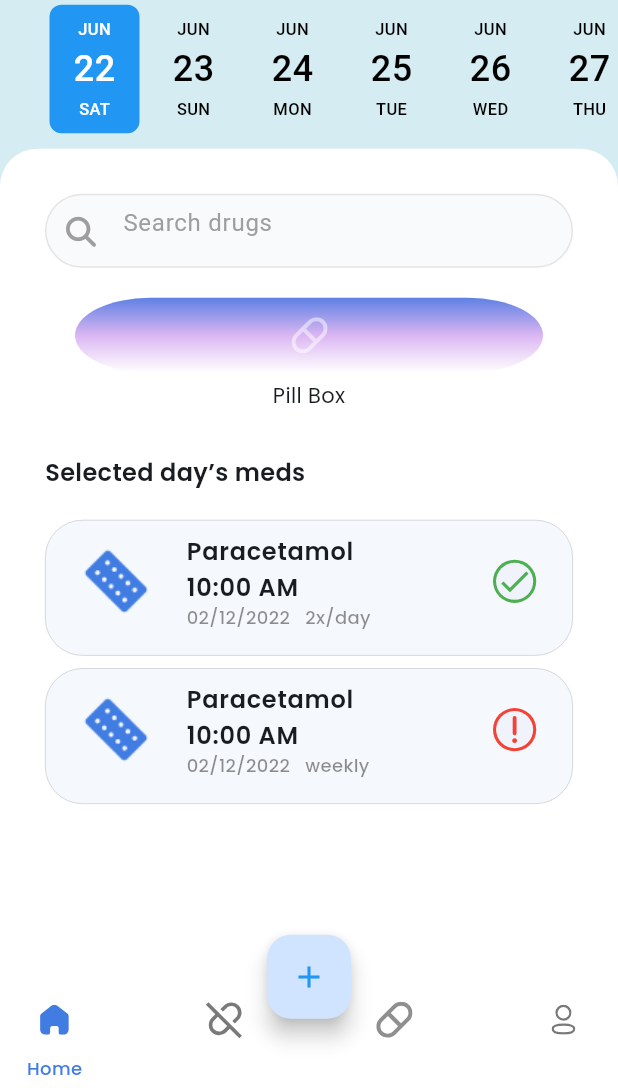
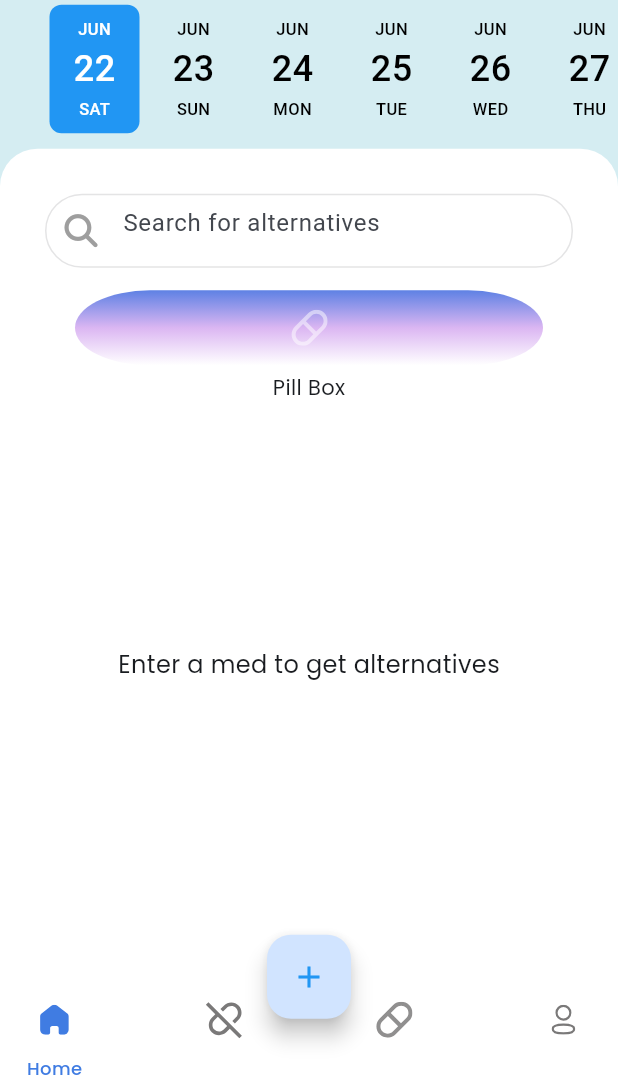
Before and after one commit to Nader-Eryan/Pulse_Graduation_Project, a Flutter app: the BottomNavBarViews screen opened directly, on a phone screen of 412 x 824 dp, the part 148-1236 px from its top. Run offline on Flutter 3.47's test engine with Material 3 defaults, Android fonts, the phone set to English and light mode, and no system bars; drawn by our look-alikes of date_picker_timeline; our stand-ins replace cloud_firestore, connectivity_plus, firebase_auth, firebase_core, firebase_database, firebase_messaging and 15 more; missing offline and left inert: flutter_facebook_auth; accounts and stored records are empty; project files that could hold a hidden picture were left out.

Commit message:
add recommendation in home_veiw

```diff
--- a/lib/Features/BottomNavBar/presentation/views/interactions_view.dart
+++ b/lib/Features/BottomNavBar/presentation/views/interactions_view.dart
@@ -55,7 +55,7 @@ class _InteractionsViewState extends State<InteractionsView> {
                   return const Center(
                     child: CircularProgressIndicator(),
                   );
-                } else if (!snapshot.hasData && snapshot.data != null) {
+                } else if (!snapshot.hasData || snapshot.data == null) {
                   return const Center(child: NoInt());
                 }
                 try {
--- a/lib/Features/home/presentation/views/home_view.dart
+++ b/lib/Features/home/presentation/views/home_view.dart
@@ -1,3 +1,5 @@
+import 'dart:async';
+
 import 'package:cloud_firestore/cloud_firestore.dart';
 import 'package:firebase_auth/firebase_auth.dart';
 import 'package:flutter/material.dart';
@@ -6,11 +8,10 @@ import 'package:get/get.dart';
 import 'package:pulse/Core/utils/constants.dart';
 import 'package:pulse/Features/Box/presentation/pill_box.dart';
 import 'package:pulse/Features/home/presentation/widgets/current_date.dart';
+import 'package:pulse/Features/home/presentation/widgets/no_search.dart';
 import 'package:pulse/Features/home/presentation/widgets/refill_drugs&pill_box_circle.dart';
-import 'package:pulse/Features/home/presentation/widgets/reserved_medicine.dart';
 import 'package:pulse/core/utils/service_locator.dart';
 import 'package:pulse/core/utils/styles.dart';
-import 'package:pulse/core/widgets/custom_text_form_field.dart';
 import 'package:pulse/generated/l10n.dart';
 
 class HomeView extends StatefulWidget {
@@ -22,6 +23,9 @@ class HomeView extends StatefulWidget {
 
 class _HomeViewState extends State<HomeView> {
   String userName = '';
+  bool isSearched = false;
+  String uid = getIt.get<FirebaseAuth>().currentUser!.uid;
+
   @override
   void initState() {
     getUserName();
@@ -78,22 +82,30 @@ class _HomeViewState extends State<HomeView> {
                 children: [
                   SizedBox(
                     height: Get.height * .06,
-                    child: CustomFormField(
-                      isSuffixIcon: false,
-                      isPassWord: false,
-                      radius: 50.0,
-                      hintText: S.of(context).searchDrugs,
-                      controller: TextEditingController(),
-                      validator: (value) {
-                        if (value == null || value.isEmpty) {
-                          return S.of(context).pleaseEnterSomeText;
-                        }
-                        return null;
+                    child: TextField(
+                      decoration: const InputDecoration(
+                        prefixIcon: Icon(FontAwesomeIcons.magnifyingGlass,
+                            color: Colors.grey, size: 22),
+                        hintText: 'Search for alternatives',
+                        border: OutlineInputBorder(),
+                        focusedBorder: OutlineInputBorder(
+                          borderSide: BorderSide(color: Color(0xff407CE2)),
+                          borderRadius: BorderRadius.all(Radius.circular(40)),
+                        ),
+                        contentPadding: EdgeInsets.all(23.0),
+                        enabledBorder: OutlineInputBorder(
+                          borderSide: BorderSide(color: Color(0xffE4E4E5)),
+                          borderRadius: BorderRadius.all(Radius.circular(40)),
+                        ),
+                      ),
+                      onSubmitted: (value) {
+                        print(value);
+                        isSearched = true;
+                        searchForAlternatives(value);
                       },
-                      prefixIcon: FontAwesomeIcons.magnifyingGlass,
                     ),
                   ),
-                  const SizedBox(height: 20.0),
+                  const SizedBox(height: 15.0),
                   Row(
                       mainAxisAlignment: MainAxisAlignment.spaceAround,
                       children: [
@@ -111,27 +123,99 @@ class _HomeViewState extends State<HomeView> {
                           },
                         ),
                       ]),
-                  const SizedBox(height: 30.0),
-                  Text(S.of(context).selectedDaysMeds,
-                      style: Styles.textStyleSemiBold16),
-                  const SizedBox(height: 20.0),
-                  ReservedMedicine(
-                    isTaken: true,
-                    text: S.of(context).paracetamol,
-                    image: 'assets/images/tablet.png',
-                    medicationTime: S.of(context).medicationTime,
-                    date: S.of(context).date,
-                    frequency: S.of(context).frequency,
-                  ),
-                  SizedBox(height: Get.height * .01),
-                  ReservedMedicine(
-                    isTaken: false,
-                    text: S.of(context).paracetamol,
-                    image: 'assets/images/tablet.png',
-                    medicationTime: S.of(context).medicationTime,
-                    date: S.of(context).date,
-                    frequency: S.of(context).weekly,
-                  ),
+                  const SizedBox(height: 10.0),
+                  SizedBox(
+                    height: Get.height / 2.5,
+                    child: isSearched == false
+                        ? const NoSearch()
+                        : FutureBuilder<DocumentSnapshot>(
+                            future: getIt
+                                .get<FirebaseFirestore>()
+                                .collection('rec')
+                                .doc(uid)
+                                .get(),
+                            builder: (context, snapshot) {
+                              if (snapshot.hasError) {
+                                return const Center(
+                                    child: Text('Something went wrong'));
+                              } else if (snapshot.connectionState ==
+                                  ConnectionState.waiting) {
+                                return const Center(
+                                  child: CircularProgressIndicator(),
+                                );
+                              } else if (!snapshot.hasData ||
+                                  snapshot.data == null) {
+                                return const Center(child: NoSearch());
+                              }
+                              try {
+                                if (snapshot.data!['drug_rec'].length < 1) {
+                                  return const Center(
+                                      child: Text('Enter a complete med name',
+                                          style: Styles.textStyleNormal16));
+                                }
+                                return Column(
+                                  children: [
+                                    Text(
+                                      'Alternatives',
+                                      style: Styles.textStyleMedium18
+                                          .copyWith(color: Colors.blue[700]),
+                                    ),
+                                    const SizedBox(
+                                      height: 10,
+                                    ),
+                                    SizedBox(
+                                      height: Get.height / 3.7,
+                                      child: ListView.builder(
+                                        itemCount:
+                                            snapshot.data!['drug_rec'].length,
+                                        itemBuilder:
+                                            (BuildContext context, int index) {
+                                          return Column(
+                                            children: [
+                                              const SizedBox(
+                                                height: 20,
+                                              ),
+                                              Card(
+                                                child: Center(
+                                                  child: Row(
+                                                    mainAxisAlignment:
+                                                        MainAxisAlignment
+                                                            .center,
+                                                    children: [
+                                                      Flexible(
+                                                        child: Padding(
+                                                          padding:
+                                                              const EdgeInsets
+                                                                  .all(10),
+                                                          child: Text(
+                                                            '${snapshot.data!['drug_rec'][index]}',
+                                                            style: Styles
+                                                                .textStyleMedium18,
+                                                          ),
+                                                        ),
+                                                      ),
+                                                      Icon(
+                                                        Icons.check,
+                                                        color:
+                                                            Colors.green[700],
+                                                        size: 40,
+                                                      ),
+                                                    ],
+                                                  ),
+                                                ),
+                                              ),
+                                            ],
+                                          );
+                                        },
+                                      ),
+                                    ),
+                                  ],
+                                );
+                              } catch (e) {
+                                return const Center(child: NoSearch());
+                              }
+                            }),
+                  )
                 ],
               ),
             ),
@@ -150,4 +234,31 @@ class _HomeViewState extends State<HomeView> {
     userName = ls[0];
     setState(() {});
   }
+
+  void searchForAlternatives(String dName) async {
+    CollectionReference rec = FirebaseFirestore.instance.collection('rec');
+
+    rec.doc(uid).set({'drug': dName});
+    setState(() {});
+    Future.delayed(const Duration(milliseconds: 1700), () {
+      setState(() {});
+    });
+  }
 }
+                  // ReservedMedicine(
+                  //   isTaken: true,
+                  //   text: S.of(context).paracetamol,
+                  //   image: 'assets/images/tablet.png',
+                  //   medicationTime: S.of(context).medicationTime,
+                  //   date: S.of(context).date,
+                  //   frequency: S.of(context).frequency,
+                  // ),
+                  // SizedBox(height: Get.height * .01),
+                  // ReservedMedicine(
+                  //   isTaken: false,
+                  //   text: S.of(context).paracetamol,
+                  //   image: 'assets/images/tablet.png',
+                  //   medicationTime: S.of(context).medicationTime,
+                  //   date: S.of(context).date,
+                  //   frequency: S.of(context).weekly,
+                  // ),
--- /dev/null
+++ b/lib/Features/home/presentation/widgets/no_search.dart
@@ -0,0 +1,22 @@
+import 'package:flutter/material.dart';
+import 'package:pulse/core/utils/styles.dart';
+
+class NoSearch extends StatelessWidget {
+  const NoSearch({super.key});
+
+  @override
+  Widget build(BuildContext context) {
+    return const Center(
+        child: Row(
+      mainAxisAlignment: MainAxisAlignment.center,
+      children: [
+        Expanded(
+          child: Center(
+            child: Text('Enter a med to get alternatives',
+                style: Styles.textStyleNormal16),
+          ),
+        ),
+      ],
+    ));
+  }
+}
--- a/lib/Features/home/presentation/widgets/refill_drugs&pill_box_circle.dart
+++ b/lib/Features/home/presentation/widgets/refill_drugs&pill_box_circle.dart
@@ -14,11 +14,11 @@ class RefillDrugsPillBoxCircle extends StatelessWidget {
     return Column(
       children: [
         Container(
-          height: 50,
+          height: 69,
           width: Get.width - 100,
           margin: const EdgeInsets.only(top: 0, left: 10, right: 10),
           decoration: const BoxDecoration(
-            borderRadius: BorderRadius.all(Radius.elliptical(100, 50)),
+            borderRadius: BorderRadius.all(Radius.elliptical(50, 50)),
             //shape: BoxShape.circle,
             gradient: LinearGradient(
               begin: Alignment.topCenter,
```
